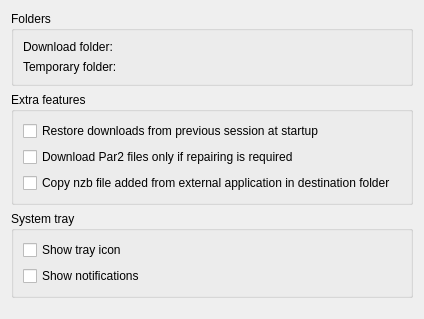
This is src/preferences/preferencesgeneral.ui in KDE/kwooty as Qt 5 draws it before an edit. The edited form follows.
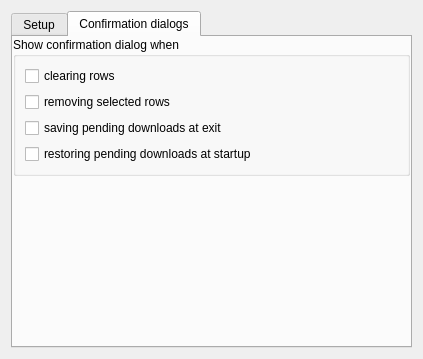
This is the edited form. The open tabs and pages were chosen to show the change. Custom widgets are drawn as their Qt base class.

The edit to the form file:
```diff
--- a/src/preferences/preferencesgeneral.ui
+++ b/src/preferences/preferencesgeneral.ui
@@ -6,14 +6,27 @@
    <rect>
     <x>0</x>
     <y>0</y>
-    <width>424</width>
-    <height>319</height>
+    <width>384</width>
+    <height>359</height>
    </rect>
   </property>
   <property name="toolTip">
    <string/>
   </property>
+  <layout class="QGridLayout" name="gridLayout_5">
+   <item row="0" column="0">
+    <widget class="QTabWidget" name="tabWidget">
+     <property name="currentIndex">
+      <number>0</number>
+     </property>
+     <widget class="QWidget" name="setupTab">
+      <attribute name="title">
+       <string>Setup</string>
+      </attribute>
   <layout class="QGridLayout" name="gridLayout_3">
+       <property name="margin">
+        <number>0</number>
+       </property>
    <item row="0" column="0">
     <widget class="QGroupBox" name="groupBoxFolder">
      <property name="title">
@@ -138,11 +151,87 @@
      </property>
      <property name="sizeHint" stdset="0">
       <size>
-       <width>382</width>
-       <height>1</height>
+           <width>148</width>
+           <height>0</height>
       </size>
      </property>
     </spacer>
+       </item>
+      </layout>
+     </widget>
+     <widget class="QWidget" name="dialogsTab">
+      <attribute name="title">
+       <string>Confirmation dialogs</string>
+      </attribute>
+      <layout class="QGridLayout" name="gridLayout_7">
+       <property name="margin">
+        <number>0</number>
+       </property>
+       <item row="0" column="0">
+        <widget class="QGroupBox" name="groupBox_2">
+         <property name="title">
+          <string>Show confirmation dialog when</string>
+         </property>
+         <layout class="QGridLayout" name="gridLayout_6">
+          <item row="0" column="0">
+           <widget class="QCheckBox" name="kcfg_confirmClear">
+            <property name="toolTip">
+             <string>Display dialog box when Clear button has been pushed</string>
+            </property>
+            <property name="text">
+             <string>clearing rows</string>
+            </property>
+           </widget>
+          </item>
+          <item row="1" column="0">
+           <widget class="QCheckBox" name="kcfg_confirmRemove">
+            <property name="toolTip">
+             <string>Display dialog box when Remove button has been pushed</string>
+            </property>
+            <property name="text">
+             <string>removing selected rows</string>
+            </property>
+           </widget>
+          </item>
+          <item row="3" column="0">
+           <widget class="QCheckBox" name="kcfg_confirmRestoreSilently">
+            <property name="toolTip">
+             <string>If unchecked, automatically restore pending downloads at startup</string>
+            </property>
+            <property name="text">
+             <string>restoring pending downloads at startup</string>
+            </property>
+           </widget>
+          </item>
+          <item row="2" column="0">
+           <widget class="QCheckBox" name="kcfg_confirmSaveSilently">
+            <property name="toolTip">
+             <string>If unchecked, automatically save pending downloads at exit</string>
+            </property>
+            <property name="text">
+             <string>saving pending downloads at exit</string>
+            </property>
+           </widget>
+          </item>
+         </layout>
+        </widget>
+       </item>
+       <item row="1" column="0">
+        <spacer name="verticalSpacer">
+         <property name="orientation">
+          <enum>Qt::Vertical</enum>
+         </property>
+         <property name="sizeHint" stdset="0">
+          <size>
+           <width>20</width>
+           <height>163</height>
+          </size>
+         </property>
+        </spacer>
+       </item>
+      </layout>
+     </widget>
+    </widget>
    </item>
   </layout>
  </widget>
```
Lines whose indentation alone changed are shown as unchanged.
